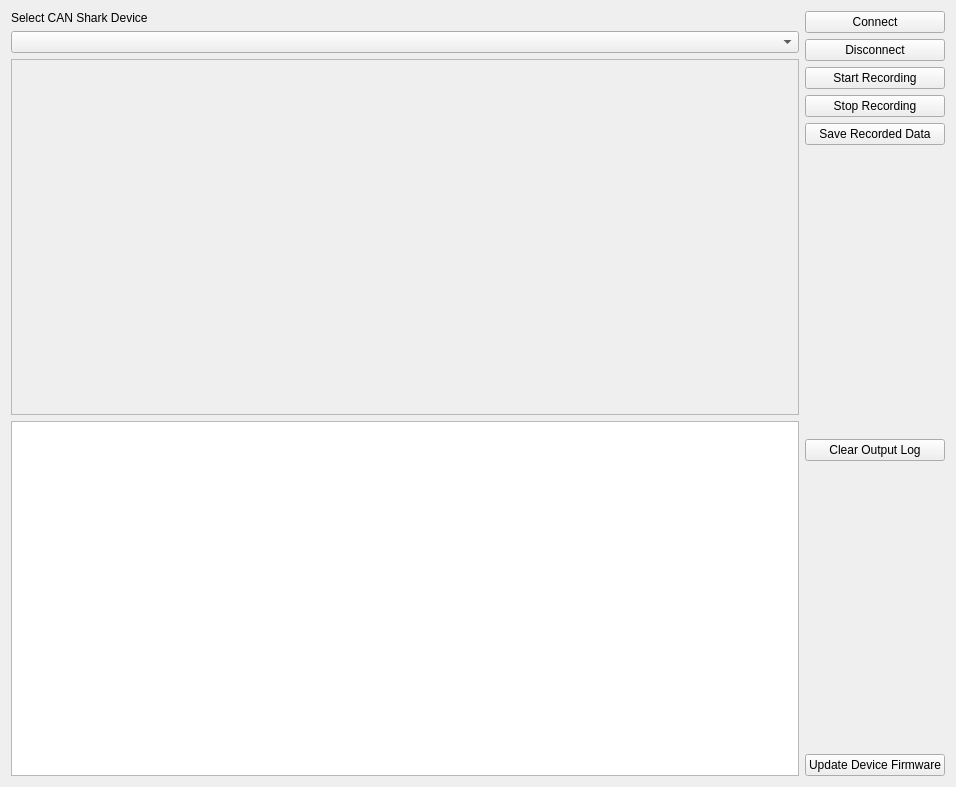
DieselDemi/CAN-Shark, file cansharkgui/FormMainWindow.ui: the form before one commit.
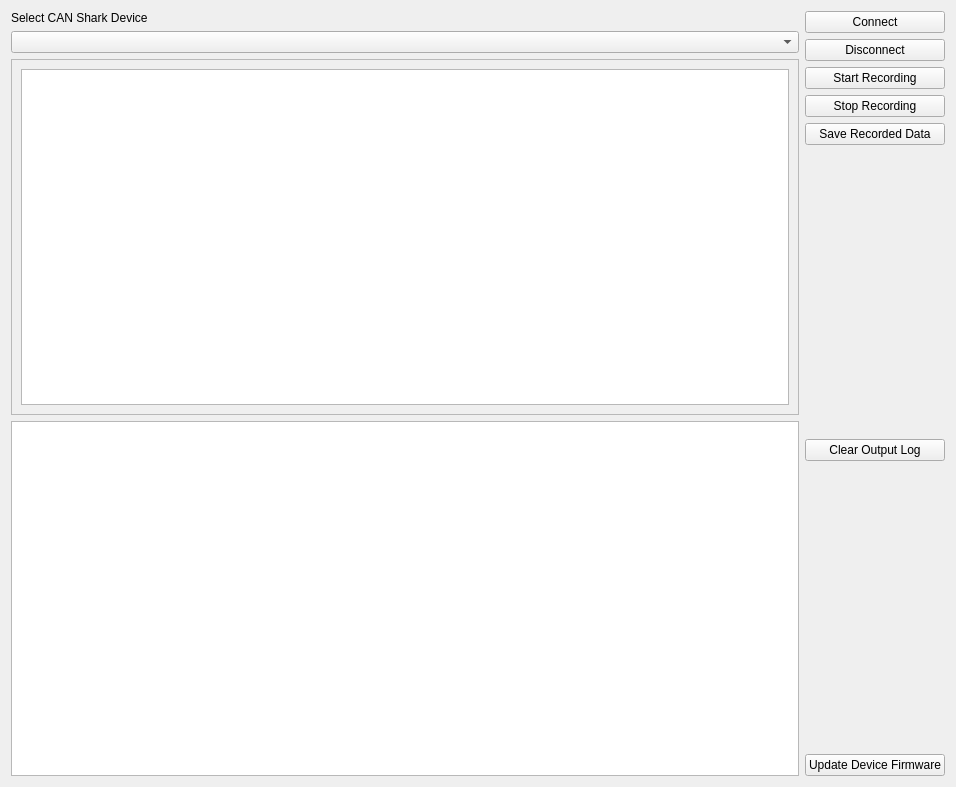
The form after the commit.

Commit message: Changed how records are displayed, implemented table view model

Diff of the .ui file:
```diff
--- a/cansharkgui/FormMainWindow.ui
+++ b/cansharkgui/FormMainWindow.ui
@@ -44,7 +44,7 @@
           </property>
           <layout class="QHBoxLayout" name="horizontalLayout_3">
            <item>
-            <layout class="QVBoxLayout" name="dataContainer"/>
+            <widget class="QTableView" name="recordTable"/>
            </item>
           </layout>
          </widget>
```
The commit also changes 9 other files.
